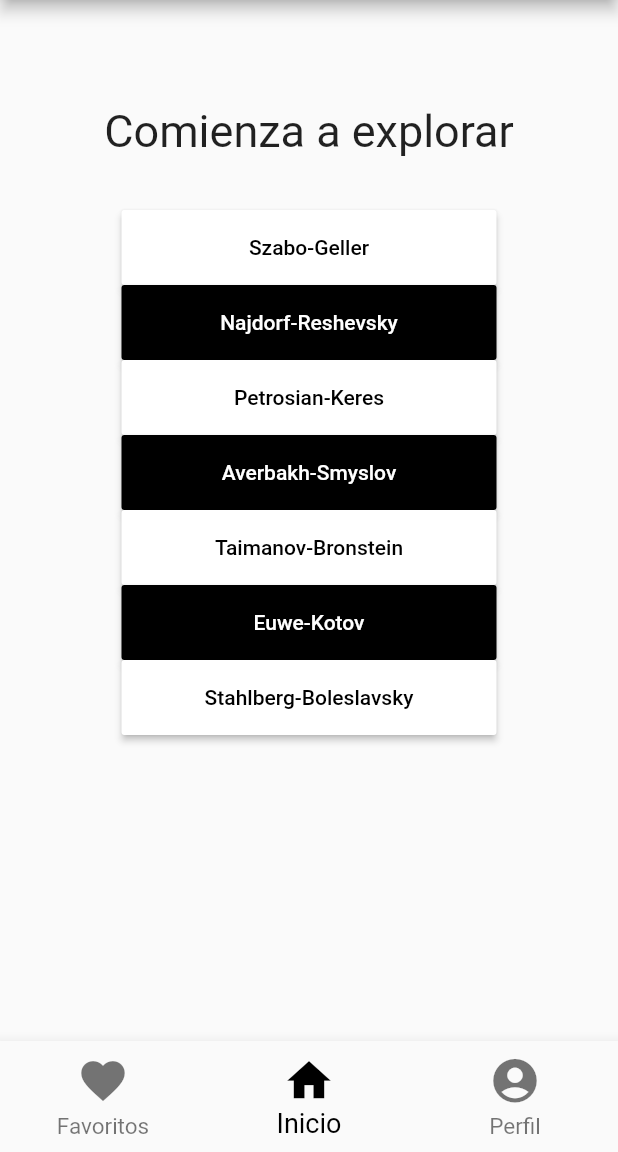
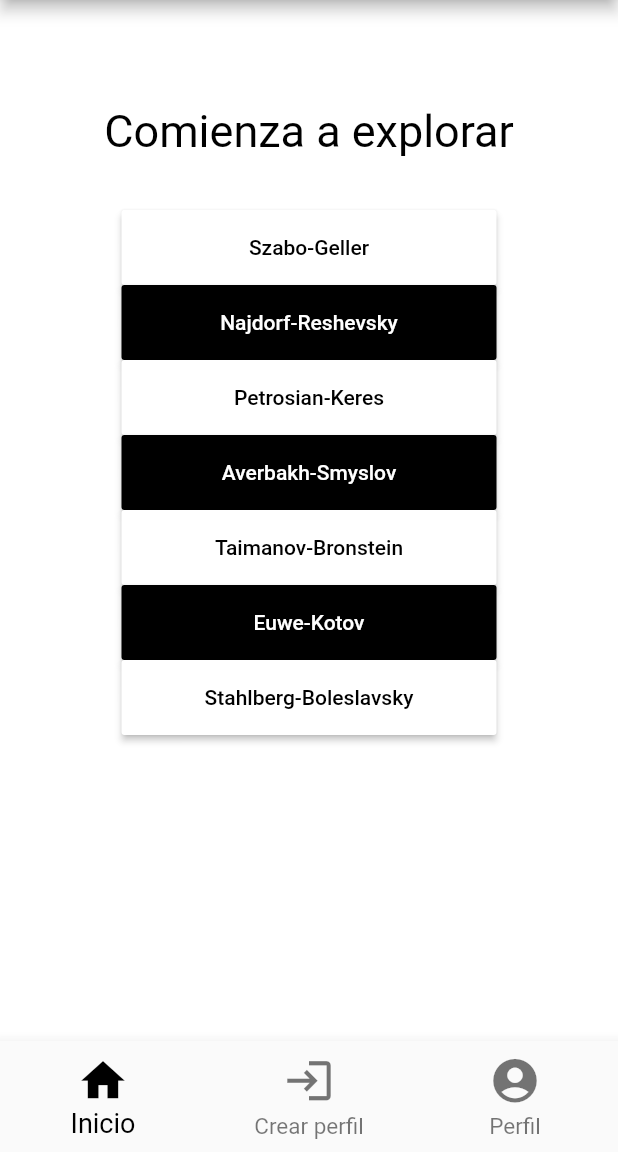
Before and after one commit to martin182182/ChessLib, a Flutter app: the screen it shows after launch, on a phone screen of 412 x 824 dp, the part 84-1236 px from its top. Run offline on Flutter 3.47's test engine with Material 2 defaults, Android fonts, the light colour scheme and no system bars; our stand-ins replace image_picker, shared_preferences, sqflite; missing offline and left inert: chess, flutter_stateless_chessboard; accounts and stored records are empty.

Commit message:
Shared Preferences

```diff
--- a/lib/main.dart
+++ b/lib/main.dart
@@ -1,14 +1,11 @@
 //@dart = 2.9
-import 'dart:io';
-import 'dart:ui';
-import 'package:image_picker/image_picker.dart';
-import 'package:chess_lib/models/game.model.dart';
-import 'package:chess_lib/services/game.service.dart';
-import 'screens/game.dart';
+import 'package:chess_lib/providers/theme.provider.dart';
+import 'package:chess_lib/screens/home.dart';
 import 'package:flutter/material.dart';
+import 'package:provider/provider.dart';
 
 void main() {
-  runApp(new MaterialApp(home: MyApp()));
+  runApp(MyApp());
 }
 
 class MyApp extends StatefulWidget {
@@ -17,155 +14,26 @@ class MyApp extends StatefulWidget {
 }
 
 class _MyAppState extends State<MyApp> {
-  int _selectedIndex = 1;
-  String imagePath = '';
-  static const TextStyle styles =
-      TextStyle(fontSize: 30.0, fontWeight: FontWeight.w400);
-
-  Future<List<GameM>> _listGames;
-  GameS service = GameS();
+  ThemeProvider themeChangeProvider = new ThemeProvider();
 
   @override
-  void initState() {
+  void initState(){
     super.initState();
-    _listGames = service.getGames();
+    getCurrentTheme();
+  }
+
+  void getCurrentTheme() async {
+    themeChangeProvider.setTheme = await themeChangeProvider.themePreference.getTheme();
   }
 
   @override
   Widget build(BuildContext context) {
-    List<Widget> _options = [
-      new Text('Favoritos', style: styles),
-      //Listado de partidas
-      new Center(
-          child: new ListView(children: <Widget>[
-        new Text('\n\nComienza a explorar\n',
-            style: styles, textAlign: TextAlign.center),
-        new FutureBuilder(
-          future: _listGames,
-          builder: (context, snapshot) {
-            if (snapshot.hasData) {
-              return Column(
-                  mainAxisSize:
-                      MainAxisSize.max, //Arreglar el scroll y evitar overflow
-                  children: _btnGames(snapshot.data));
-            } else if (snapshot.hasError) {
-              print(snapshot.error);
-              return Text('Error');
-            }
-            return Center(
-                child: CircularProgressIndicator(color: Colors.black));
-          },
-        )
-      ])),
-      new Center(
-        child: new Column(
-          mainAxisSize: MainAxisSize.max,
-          children: <Widget>[
-            (imagePath=='')?
-            new Center(
-              child: new Container(
-                margin: const EdgeInsets.only(top: 25),
-                child: new Image(
-                  width: 70,
-                  height: 70,
-                  image: NetworkImage(
-                    'https://i.pinimg.com/originals/73/de/d1/73ded1b4fd57df52b00739b97bfc5945.png'),
-                  ))):
-              Center(child: ClipRRect(child: Container(margin: const EdgeInsets.only(top: 25),
-              //decoration: BoxDecoration(border: Border.all(color: Colors.black,width: 2)),
-              child: Image.file(File(imagePath)),width: 70,height: 70))),
-              new Row(mainAxisAlignment: MainAxisAlignment.center ,children: <Widget>[
-                IconButton(
-                  color: Colors.black,
-                  icon: new Icon(Icons.add_a_photo_rounded),
-                  onPressed: () async {
-                    final ImagePicker _picker = ImagePicker();
-                    XFile _pickedFile = await _picker.pickImage(source: ImageSource.camera);
-                    if(_pickedFile!=null){
-                      imagePath = _pickedFile.path;
-                    }
-                  },
-                ),
-                IconButton(
-                  color: Colors.black,
-                  icon: new Icon(Icons.add_photo_alternate_rounded),
-                  onPressed: () async {
-                    final ImagePicker _picker = ImagePicker();
-                    XFile _pickedFile = await _picker.pickImage(source: ImageSource.gallery);
-                    if(_pickedFile!=null){
-                      imagePath = _pickedFile.path;
-                    }
-                  },
-                )
-              ]),
-              new Text('\nNombre de usuario',style: TextStyle(fontSize: 20)),
-              new Text('Informacion adicional')
-            ],
-          )
-      )
-
-    ];
-
-    void _onItemTapped(int index) {
-      setState(() {
-        _selectedIndex = index;
-      });
-    }
-
-    return Scaffold(
-        appBar: new AppBar(
-            title: new Center(
-                child:
-                    new Text('ChessLib', style: new TextStyle(fontSize: 30.0))),
-            backgroundColor: Colors.black),
-        body: new Center(child: _options[_selectedIndex]),
-        bottomNavigationBar: new BottomNavigationBar(
-          items: <BottomNavigationBarItem>[
-            new BottomNavigationBarItem(
-                icon: new Icon(Icons.favorite), label: 'Favoritos'),
-            new BottomNavigationBarItem(
-                icon: new Icon(Icons.home), label: 'Inicio'),
-            new BottomNavigationBarItem(
-                icon: new Icon(Icons.account_circle), label: 'Perfil')
-          ],
-          selectedItemColor: Colors.black,
-          iconSize: 35.0,
-          unselectedFontSize: 15.0,
-          selectedFontSize: 18.0,
-          currentIndex: _selectedIndex,
-          onTap: _onItemTapped,
-        ));
-  }
-//Lista de widgets con nombres de la partida
-  List<Widget> _btnGames(data) {
-    List<Widget> games = [];
-    int cont = 0;
-    TextStyle txtStyle;
-    var color;
-    for (GameM game in data) {
-      if (cont == 0) {
-        color = Colors.white;
-        txtStyle = new TextStyle(color: Colors.black);
-        cont += 1;
-      } else {
-        color = Colors.black;
-        txtStyle = new TextStyle(color: Colors.white);
-        cont = 0;
-      }
-      games.add(new MaterialButton(
-          onPressed: () {
-            Navigator.push(
-                context,
-                new MaterialPageRoute(
-                    builder: (context) =>
-                        new Game(game, 0, 0)));
-          },
-          child: new Text(game.name, style: txtStyle),
-          height: 50.0,
-          minWidth: 250.0,
-          splashColor: Colors.grey,
-          color: color));
-    }
-    return games;
+    return ChangeNotifierProvider.value(
+      value: themeChangeProvider,
+      child: MaterialApp(
+        title: 'ChessLib',
+        home: Home(),
+      ),
+    );
   }
 }
--- a/lib/models/note.model.dart
+++ b/lib/models/note.model.dart
@@ -1,16 +1,3 @@
-/*
-class NoteM {
-  NoteM(this.jugada,this.descripcion,this.fen,this.gameID);
-  String jugada;
-  String descripcion;
-  String fen;
-  String gameID;
-}
-*/
-// To parse this JSON data, do
-//
-//     final welcome = welcomeFromJson(jsonString);
-
 import 'dart:convert';
 
 NoteM noteMFromJson(String str) => NoteM.fromJson(json.decode(str));
@@ -29,12 +16,6 @@ class NoteM {
     String fen;
     int gameID;
 
-    /*Map<String, dynamic> toMap(){
-      return {
-
-      };
-    }*/
-
     factory NoteM.fromJson(Map<String, dynamic> json) => NoteM(
         jugada: json["jugada"],
         descripcion: json["descripcion"],
--- /dev/null
+++ b/lib/models/theme.model.dart
@@ -0,0 +1,17 @@
+import 'package:shared_preferences/shared_preferences.dart';
+
+class ThemeM {
+  static const themeMode = "MODE";
+  static const dark      = "DARK";
+  static const light     = "LIGHT";
+
+  setTheme(String theme) async {
+    SharedPreferences prefs = await SharedPreferences.getInstance();
+    prefs.setString(themeMode, theme);
+  }
+
+  Future<String> getTheme() async {
+    SharedPreferences prefs = await SharedPreferences.getInstance();
+    return prefs.getString(themeMode) ?? light;
+  }
+}
--- /dev/null
+++ b/lib/models/user.model.dart
@@ -0,0 +1,21 @@
+import 'dart:convert';
+
+User userFromJson(String str) => User.fromJson(json.decode(str));
+
+String userToJson(User data) => json.encode(data.toJson());
+
+class User {
+  User({
+    required this.name,
+  });
+
+  String name;
+
+  factory User.fromJson(Map<String, dynamic> json) => User(
+      name: json["name"],
+  );
+
+  Map<String, dynamic> toJson() => {
+      "name": name,
+  };
+}
--- /dev/null
+++ b/lib/providers/theme.provider.dart
@@ -0,0 +1,22 @@
+import 'package:chess_lib/models/theme.model.dart';
+import 'package:flutter/material.dart';
+
+class ThemeProvider extends ChangeNotifier {
+  ThemeM themePreference = ThemeM();
+  String _theme = ThemeM.light;
+
+  String get (theme){
+    return _theme;
+  }
+
+  set setTheme(String theme){
+    _theme = theme;
+    themePreference.setTheme(theme);
+    notifyListeners();
+  }
+
+  bool isDarkTheme(){
+    return _theme == ThemeM.dark;
+  }
+
+}
--- /dev/null
+++ b/lib/screens/home.dart
@@ -0,0 +1,197 @@
+//@dart = 2.9
+import 'dart:io';
+import 'package:chess_lib/models/game.model.dart';
+import 'package:chess_lib/models/theme.model.dart';
+import 'package:chess_lib/models/user.model.dart';
+import 'package:chess_lib/providers/theme.provider.dart';
+import 'package:chess_lib/screens/game.dart';
+import 'package:chess_lib/services/game.service.dart';
+import 'package:chess_lib/services/user.service.dart';
+import 'package:flutter/material.dart';
+import 'package:image_picker/image_picker.dart';
+import 'package:provider/provider.dart';
+
+class Home extends StatefulWidget {
+
+
+  @override
+  _HomeState createState() => _HomeState();
+}
+
+class _HomeState extends State<Home> {
+  int _selectedIndex = 0;
+  String imagePath = '';
+  Future<List<GameM>> _listGames;
+  GameS service = GameS();
+  @override
+  void initState() {
+    super.initState();
+    _listGames = service.getGames();
+  }
+
+  @override
+  Widget build(BuildContext context) {
+    final currentTheme = Provider.of<ThemeProvider>(context);
+    UserS userService = UserS();
+    User _user;
+    TextEditingController _nameController = new TextEditingController();
+    List<Widget> _options = [
+      //Listado de partidas
+      new Center(
+          child: new ListView(children: <Widget>[
+        new Text('\n\nComienza a explorar\n',
+            style: new TextStyle(fontSize: 30.0,color: currentTheme.isDarkTheme()?Colors.white:Colors.black), textAlign: TextAlign.center),
+        new FutureBuilder(
+          future: _listGames,
+          builder: (context, snapshot) {
+            if (snapshot.hasData) {
+              return Column(
+                  mainAxisSize:
+                      MainAxisSize.max, //Arreglar el scroll y evitar overflow
+                  children: _btnGames(snapshot.data));
+            } else if (snapshot.hasError) {
+              print(snapshot.error);
+              return Text('Error');
+            }
+            return Center(
+                child: CircularProgressIndicator(color: Colors.black));
+          },
+        )
+      ])),
+      new Form(child: Column(children: <Widget>[
+          new TextField(
+            controller: _nameController,
+            decoration: new InputDecoration(hintText: "Nombre",border: new OutlineInputBorder(
+                  borderSide: new BorderSide(color: Colors.black))),
+          ),
+          new FloatingActionButton(onPressed: (){
+            _user = new User(name: _nameController.text);
+            try{
+              userService.createUser(_user);
+              Navigator.pop(context);
+            } on Exception catch(_){
+          print('Error al guardar');
+          }
+          })
+      ])),
+      new Center(
+        child: new Column(
+          mainAxisSize: MainAxisSize.max,
+          children: <Widget>[
+            (imagePath=='')?
+            new Center(
+              child: new Container(
+                margin: const EdgeInsets.only(top: 25),
+                child: new Image(
+                  width: 70,
+                  height: 70,
+                  image: NetworkImage(
+                    'https://i.pinimg.com/originals/73/de/d1/73ded1b4fd57df52b00739b97bfc5945.png'),
+                  ))):
+              Center(child: ClipRRect(child: Container(margin: const EdgeInsets.only(top: 25),
+              //decoration: BoxDecoration(border: Border.all(color: Colors.black,width: 2)),
+              child: Image.file(File(imagePath)),width: 70,height: 70))),
+              new Row(mainAxisAlignment: MainAxisAlignment.center ,children: <Widget>[
+                IconButton(
+                  color: currentTheme.isDarkTheme() ? Colors.white:Colors.black,
+                  icon: new Icon(Icons.add_a_photo_rounded),
+                  onPressed: () async {
+                    final ImagePicker _picker = ImagePicker();
+                    XFile _pickedFile = await _picker.pickImage(source: ImageSource.camera);
+                    if(_pickedFile!=null){
+                      imagePath = _pickedFile.path;
+                    }
+                  },
+                ),
+                IconButton(
+                  color: currentTheme.isDarkTheme() ? Colors.white:Colors.black,
+                  icon: new Icon(Icons.add_photo_alternate_rounded),
+                  onPressed: () async {
+                    final ImagePicker _picker = ImagePicker();
+                    XFile _pickedFile = await _picker.pickImage(source: ImageSource.gallery);
+                    if(_pickedFile!=null){
+                      imagePath = _pickedFile.path;
+                    }
+                  },
+                )
+              ]),
+              new Text('\nNombre de usuario',style: new TextStyle(fontSize: 30.0,color: currentTheme.isDarkTheme()?Colors.white:Colors.black)),
+              new Text('Informacion adicional',style: new TextStyle(fontSize: 20.0,color: currentTheme.isDarkTheme()?Colors.white:Colors.black)),
+              new MaterialButton(onPressed: (){
+                String newTheme = currentTheme.isDarkTheme() ? ThemeM.light : ThemeM.dark;
+                currentTheme.setTheme = newTheme;
+                },
+                color: currentTheme.isDarkTheme()?Colors.white:Colors.black,
+                textColor: currentTheme.isDarkTheme()?Colors.black:Colors.white,
+                child: Text('Cambia de Tema'),
+              )
+            ],
+          )
+      )
+
+    ];
+    void _onItemTapped(int index) {
+      setState(() {
+        _selectedIndex = index;
+      });
+    }
+
+    return Scaffold(
+        backgroundColor: currentTheme.isDarkTheme() ? Colors.black
+        : Colors.white,
+        appBar: new AppBar(
+            title: new Center(
+                child:
+                    new Text('ChessLib', style: new TextStyle(fontSize: 30.0,color: currentTheme.isDarkTheme()?Colors.black:Colors.white))),
+            backgroundColor: currentTheme.isDarkTheme()?Colors.white:Colors.black),
+        body: new Center(child: _options[_selectedIndex]),
+        bottomNavigationBar: new BottomNavigationBar(
+          items: <BottomNavigationBarItem>[
+            new BottomNavigationBarItem(
+                icon: new Icon(Icons.home), label: 'Inicio'),
+            new BottomNavigationBarItem(
+              icon: new Icon(Icons.login), label: 'Crear perfil'),
+            new BottomNavigationBarItem(
+                icon: new Icon(Icons.account_circle), label: 'Perfil')
+          ],
+          selectedItemColor: Colors.black,
+          iconSize: 35.0,
+          unselectedFontSize: 15.0,
+          selectedFontSize: 18.0,
+          currentIndex: _selectedIndex,
+          onTap: _onItemTapped,
+        ));
+  }
+//Lista de widgets con nombres de la partida
+  List<Widget> _btnGames(data) {
+    List<Widget> games = [];
+    int cont = 0;
+    TextStyle txtStyle;
+    var color;
+    for (GameM game in data) {
+      if (cont == 0) {
+        color = Colors.white;
+        txtStyle = new TextStyle(color: Colors.black);
+        cont += 1;
+      } else {
+        color = Colors.black;
+        txtStyle = new TextStyle(color: Colors.white);
+        cont = 0;
+      }
+      games.add(new MaterialButton(
+          onPressed: () {
+            Navigator.push(
+                context,
+                new MaterialPageRoute(
+                    builder: (context) =>
+                        new Game(game, 0, 0)));
+          },
+          child: new Text(game.name, style: txtStyle),
+          height: 50.0,
+          minWidth: 250.0,
+          splashColor: Colors.grey,
+          color: color));
+    }
+    return games;
+  }
+}
--- /dev/null
+++ b/lib/services/user.service.dart
@@ -0,0 +1,13 @@
+import 'dart:convert';
+import 'package:chess_lib/models/user.model.dart';
+import 'package:http/http.dart' as http;
+
+class UserS{
+  Future<dynamic> createUser(User user) async {
+
+    final Map<String, String> _headers = {"content-type": "application/json"};
+    final res = await http.post(Uri.parse("http://192.168.100.5:3000/saveNote"), headers: _headers, body: userToJson(user));
+    if(res.body.isEmpty) return null;
+    return json.decode(res.body);
+  }
+}
--- a/pubspec.yaml
+++ b/pubspec.yaml
@@ -32,6 +32,8 @@ dependencies:
   flutter_stateless_chessboard: ^0.0.6
   chess: '>=0.6.0 < 0.7.0'
   image_picker: ^0.8.3
+  provider: ^5.0.0
+  shared_preferences: ^2.0.6
 
 dev_dependencies:
   flutter_test:
```
Also changed, not shown: pubspec.lock.
